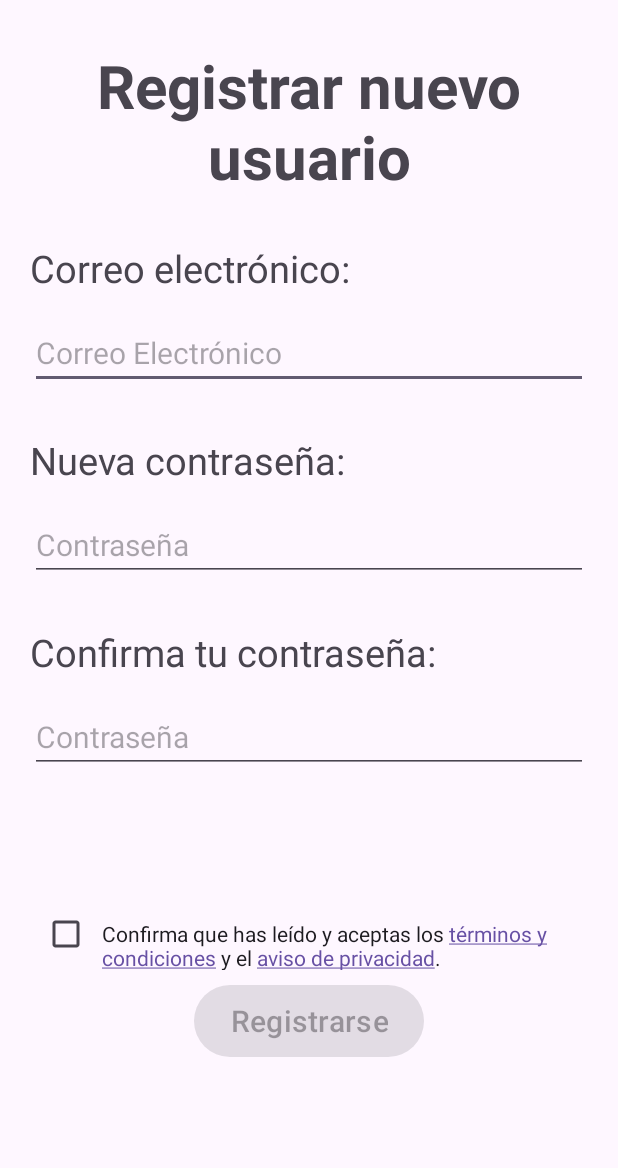
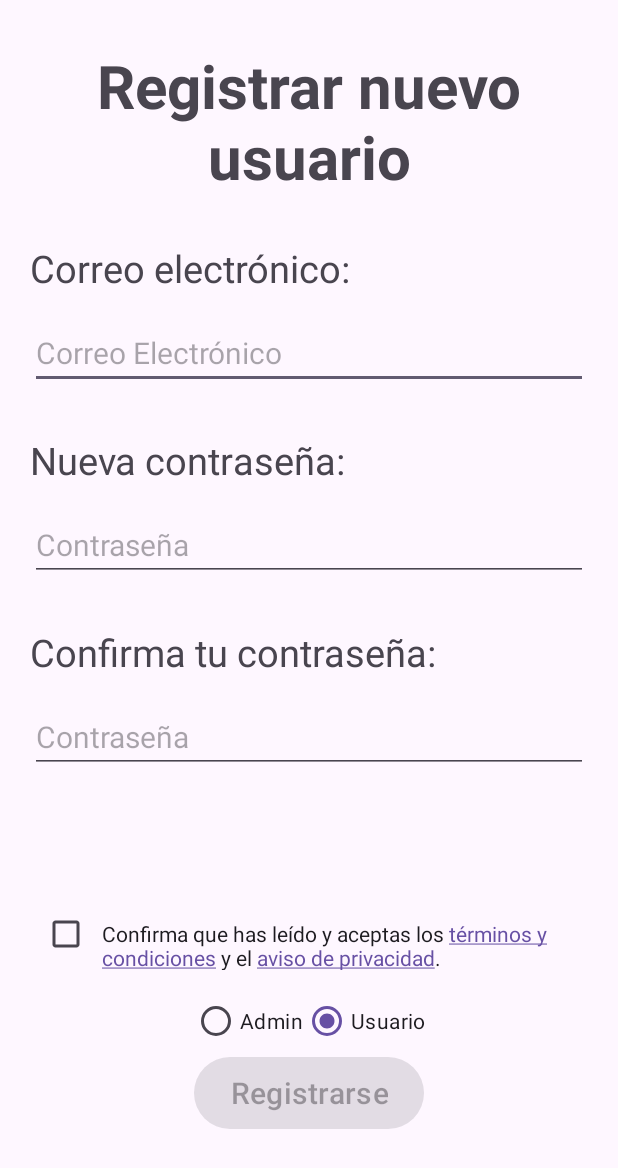
Before and after one commit to DiegoWitron234/KindersControl, an Android app: the RegistrarUsuario screen opened directly, with no data from a screen before it, on a phone screen of 412 x 824 dp. Shown: the top 1168 px of the screen. Run offline under Robolectric (Android 15) with nearby library versions, the light colour scheme and no system bars; our stand-ins replace Firebase (no records; nobody signed in at launch, a user with empty details on screens opened directly).

Commit message:
El login verifica si el usuario está logueado, con qué rol está registrado en la RTDB e inicia la activity correspondiente, por su parte, el registro te pide que indiques el rol al registrarte y guarda los datos tanto en Auth como en RTDB,  aunque eso se removerá después.

```diff
--- a/app/build.gradle.kts
+++ b/app/build.gradle.kts
@@ -50,4 +50,5 @@ dependencies {
     implementation(platform("com.google.firebase:firebase-bom:32.2.3"))
     implementation("com.google.firebase:firebase-analytics-ktx")
     implementation("com.google.firebase:firebase-auth-ktx")
+    implementation("com.google.firebase:firebase-database-ktx")
 }
--- a/app/src/main/AndroidManifest.xml
+++ b/app/src/main/AndroidManifest.xml
@@ -13,6 +13,9 @@
         android:theme="@style/Theme.KindersControl"
         tools:targetApi="31">
         <activity
+            android:name=".PanelAdmin"
+            android:exported="false" />
+        <activity
             android:name=".RegistrarUsuario"
             android:exported="false" />
         <activity
@@ -26,8 +29,7 @@
         </activity>
         <activity
             android:name=".MainActivity"
-            android:exported="false">
-        </activity>
+            android:exported="false"/>
     </application>
 
 </manifest>
--- a/app/src/main/res/layout/activity_registrar_usuario.xml
+++ b/app/src/main/res/layout/activity_registrar_usuario.xml
@@ -1,12 +1,17 @@
 <?xml version="1.0" encoding="utf-8"?>
-<LinearLayout xmlns:android="http://schemas.android.com/apk/res/android"
+<ScrollView xmlns:android="http://schemas.android.com/apk/res/android"
     xmlns:app="http://schemas.android.com/apk/res-auto"
     xmlns:tools="http://schemas.android.com/tools"
     android:layout_width="match_parent"
     android:layout_height="match_parent"
+    tools:context=".RegistrarUsuario">
+
+    <LinearLayout
+        android:layout_width="match_parent"
+        android:layout_height="wrap_content"
         android:orientation="vertical"
         android:layout_margin="20dp"
-    tools:context=".RegistrarUsuario">
+        >
 
         <TextView
             android:layout_width="wrap_content"
@@ -112,6 +117,29 @@
                 android:textAppearance="@style/TextAppearance.AppCompat.Body1" />
         </LinearLayout>
 
+        <RadioGroup
+            android:id="@+id/radioGroup"
+            android:layout_width="wrap_content"
+            android:layout_height="wrap_content"
+            android:layout_gravity="center"
+            android:checkedButton="@id/radioButtonUsuario"
+            android:orientation="horizontal">
+
+            <RadioButton
+                android:id="@+id/radioButtonAdmin"
+                android:layout_width="wrap_content"
+                android:layout_height="wrap_content"
+                android:text="Admin" />
+
+            <RadioButton
+                android:id="@+id/radioButtonUsuario"
+                android:layout_width="wrap_content"
+                android:layout_height="wrap_content"
+                android:text="Usuario" />
+
+        </RadioGroup>
+
+
         <Button
             android:id="@+id/btnRegistrarse"
             android:layout_width="wrap_content"
@@ -121,4 +149,8 @@
             android:background="@drawable/redondeado_completo"
             android:layout_gravity="center"/>
 
+
+
     </LinearLayout>
+
+</ScrollView>
```
Also changed, not shown: app/src/main/java/com/miraimx/kinderscontrol/Login.kt (+43 -4 lines), app/src/main/java/com/miraimx/kinderscontrol/MainActivity.kt (+43 -0 lines), app/src/main/java/com/miraimx/kinderscontrol/PanelAdmin.kt (added, +24 -0 lines), app/src/main/java/com/miraimx/kinderscontrol/RegistrarUsuario.kt (+75 -2 lines), app/src/main/res/layout/activity_main.xml (+16 -2 lines), app/src/main/res/layout/activity_panel_admin.xml (added, +9 -0 lines). Lines whose indentation alone changed are shown as unchanged.
